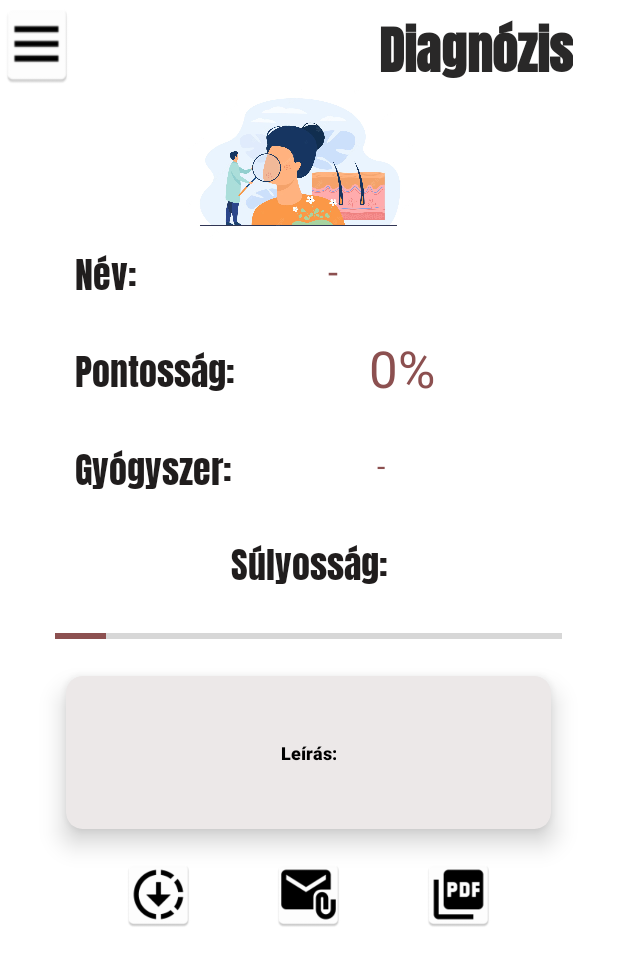
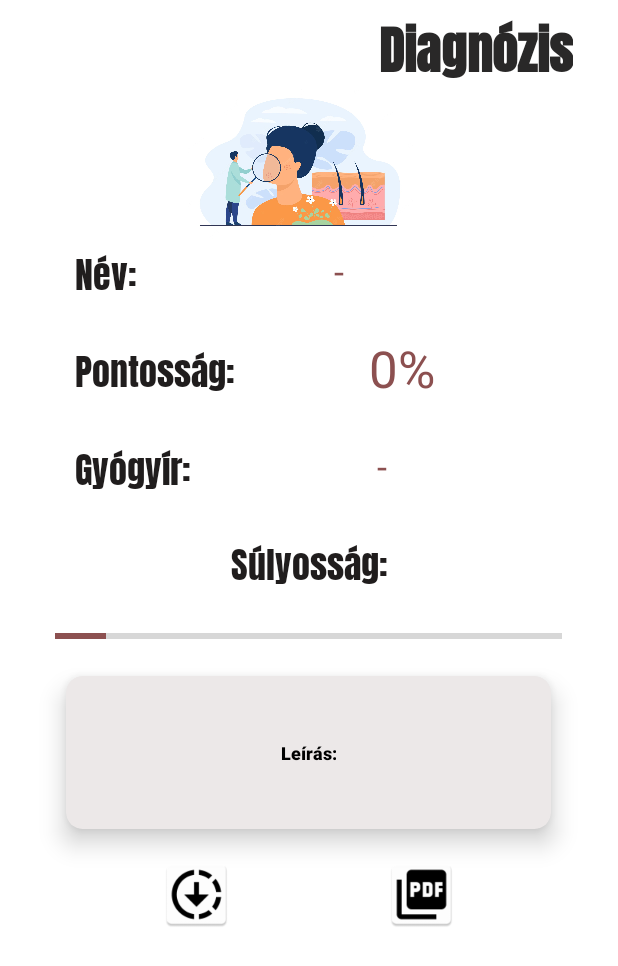
Before and after one commit to holiczab/SkinNetwork, an Android app: the OnlineActivity screen opened directly, with no data from a screen before it, on a phone screen of 412 x 824 dp. Shown: the top 966 px of the screen. Run offline under Robolectric (Android 15) with nearby library versions, the phone set to English and light mode, and no system bars; our stand-ins replace Volley; pictures from the network do not load; Roboto replaces fonts that are not available here.

Commit message:
Final touches

```diff
--- a/SkinApp/app/src/main/java/com/example/skinapp/OnlineActivity.java
+++ b/SkinApp/app/src/main/java/com/example/skinapp/OnlineActivity.java
@@ -76,7 +76,7 @@ public class OnlineActivity extends AppCompatActivity {
     // constant code for runtime permissions
     private static final int PERMISSION_REQUEST_CODE = 200;
     private static final int PICK_IMAGE = 100;
-    public String postUrl= "http://" + "192.168.119.148"+ ":" + 8080 + "/predict";
+    public String postUrl= "http://" + "192.168.0.25"+ ":" + 8080 + "/predict";
     public String postBody= "";
     public JSONObject jsonString;
     public static final MediaType JSON = MediaType.parse("application/json; charset=utf-8");
@@ -264,6 +264,7 @@ public class OnlineActivity extends AppCompatActivity {
                 pdfButton.setEnabled(true);
             }
         });
+        /*
         menuButton = findViewById(R.id.backButton);
         menuButton.setOnClickListener(new View.OnClickListener() {
             @Override
@@ -271,13 +272,7 @@ public class OnlineActivity extends AppCompatActivity {
                 startActivity(new Intent(OnlineActivity.this,AllDiagnosesActivity.class));
             }
         });
-        emailBtn = findViewById(R.id.emailBtn);
-        emailBtn.setOnClickListener(new View.OnClickListener() {
-            @Override
-            public void onClick(View v) {
-
-            }
-        });
+        */
 
         pdfButton = findViewById(R.id.pdfButton);
         pdfButton.setEnabled(false);
@@ -331,7 +326,7 @@ public class OnlineActivity extends AppCompatActivity {
                 c.setColor(ContextCompat.getColor(OnlineActivity.this, R.color.black));
                 c.setTextSize(20);
                 c.setTextAlign(Paint.Align.LEFT);
-                canvas.drawText("Gyógyszer: "+gyogy.getText(), 70,250, c);
+                canvas.drawText("Gyógyír: "+gyogy.getText(), 70,250, c);
 
                 d.setTypeface(Typeface.defaultFromStyle(Typeface.NORMAL));
                 d.setColor(ContextCompat.getColor(OnlineActivity.this, R.color.black));
--- a/SkinApp/app/src/main/res/layout/activity_online.xml
+++ b/SkinApp/app/src/main/res/layout/activity_online.xml
@@ -25,13 +25,6 @@
                 android:layout_width="match_parent"
                 android:layout_height="wrap_content"
                 android:orientation="horizontal">
-
-                <ImageButton
-                    android:id="@+id/backButton"
-                    android:layout_width="49dp"
-                    android:layout_height="match_parent"
-                    android:layout_gravity="center|center_horizontal|center_vertical"
-                    android:background="@drawable/ic_launcher" />
 
                 <TextView
                     android:id="@+id/textView"
@@ -75,7 +68,7 @@
                     android:textSize="24sp" />
 
                 <Space
-                    android:layout_width="127dp"
+                    android:layout_width="131dp"
                     android:layout_height="24dp"
                     android:layout_weight="1" />
 
@@ -154,12 +147,12 @@
                     android:layout_marginLeft="50dp"
                     android:fontFamily="@font/anton"
                     android:gravity="center"
-                    android:text="Gyógyszer:"
+                    android:text="Gyógyír:"
                     android:textColor="#201D1D"
                     android:textSize="24sp" />
 
                 <Space
-                    android:layout_width="38dp"
+                    android:layout_width="66dp"
                     android:layout_height="24dp"
                     android:layout_weight="1" />
 
@@ -173,7 +166,7 @@
                     android:gravity="center"
                     android:text="-"
                     android:textColor="#8C5050"
-                    android:textSize="20sp" />
+                    android:textSize="24sp" />
 
                 <Space
                     android:layout_width="49dp"
@@ -265,12 +258,6 @@
                     android:layout_width="50dp"
                     android:layout_height="20dp" />
 
-                <ImageButton
-                    android:id="@+id/emailBtn"
-                    android:layout_width="50dp"
-                    android:layout_height="50dp"
-                    android:background="@drawable/ic_mail" />
-
                 <Space
                     android:layout_width="50dp"
                     android:layout_height="20dp" />
```
Also changed, not shown: SkinApp/app/src/main/java/com/example/skinapp/OfflineActivity.java (+3 -9 lines), SkinApp/app/src/main/res/layout/activity_offline.xml (+1 -8 lines).
